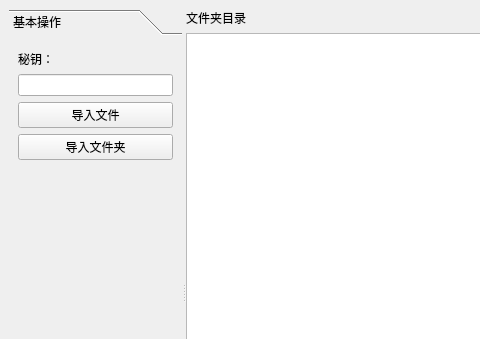
Old version of the form mainwindow.ui in the repository jedi007/Jedi_Encrypt; both pictures show x 0 to 480 and y 0 to 339 of the 951 by 606 pixel window.
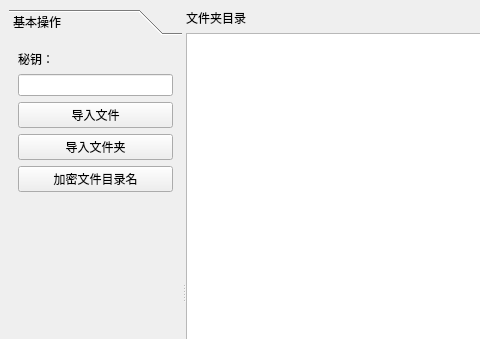
New version of the form.

Commit message: 完成打开文件夹功能，并且记录上次打开路径

What changed in the file:
```diff
--- a/mainwindow.ui
+++ b/mainwindow.ui
@@ -75,6 +75,13 @@
              </property>
             </widget>
            </item>
+           <item>
+            <widget class="QPushButton" name="pushButton_encrypt_dirname">
+             <property name="text">
+              <string>加密文件目录名</string>
+             </property>
+            </widget>
+           </item>
            <item>
             <spacer name="verticalSpacer">
              <property name="orientation">
```
The commit also changes 5 other files.
